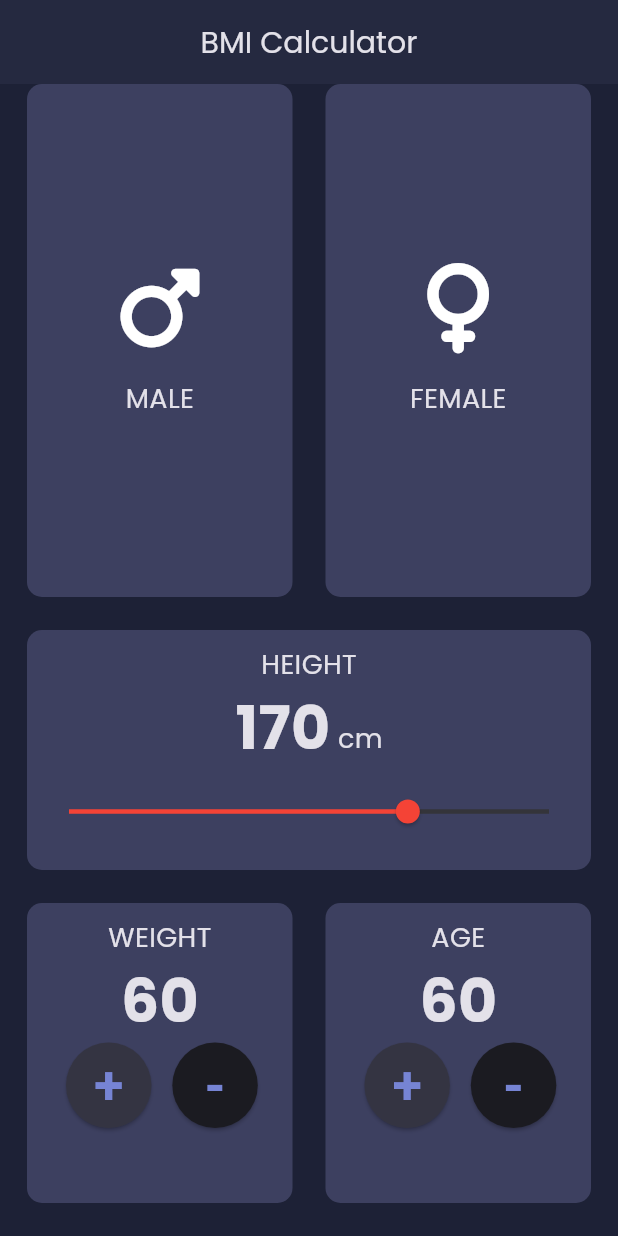
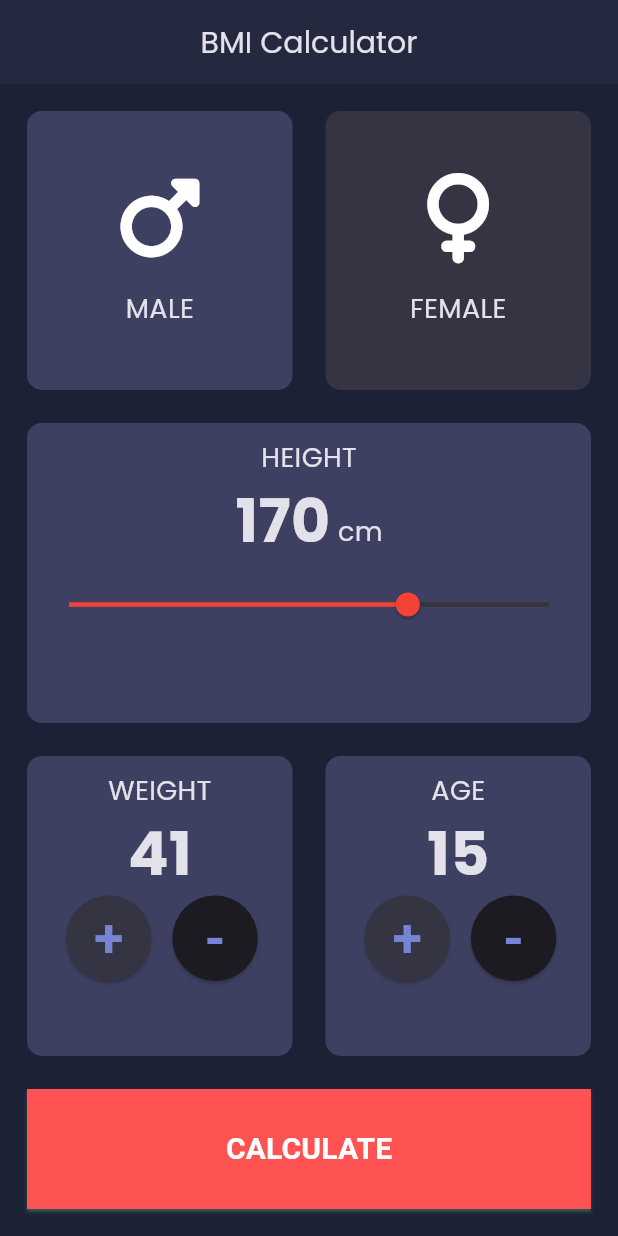
Before and after one commit to Posmonalieva/flutter_bmi_app, a Flutter app: the screen it shows after launch, on a phone screen of 412 x 824 dp. Run offline on Flutter 3.47's test engine with Material 2 defaults, Android fonts, the phone set to English and light mode, and no system bars; our stand-ins replace font_awesome_flutter, google_fonts.

Commit message:
bmi calculator is ready!

```diff
--- a/lib/main.dart
+++ b/lib/main.dart
@@ -1,6 +1,8 @@
 import 'dart:developer';
 
 import 'package:flutter/material.dart';
+import 'package:flutter_bmi_app/bmi_calc.dart';
+import 'package:flutter_bmi_app/result_page.dart';
 import 'package:font_awesome_flutter/font_awesome_flutter.dart';
 import 'package:google_fonts/google_fonts.dart';
 
@@ -57,7 +59,20 @@ class _MyHomePageState extends State<MyHomePage> {
   Color inActiveColor = const Color(0xFF343442);
   Color activeColor = const Color(0xFF3D4060);
 
-  double _currentSliderValue = 170;
+  // double _currentSliderValue = 170;
+
+  // tandaldy = 0 erkek, tandaldy = 1 ayal
+  // 0 = male, 1 = female
+  int tandaldy = 1;
+
+  Gender gender = Gender.male;
+
+  //Jinis jinis = Jinis.erkek;  // kg variant
+
+  double height = 170;
+  int weight = 41;
+  int age = 15;
+
   @override
   Widget build(BuildContext context) {
     return Scaffold(
@@ -71,7 +86,7 @@ class _MyHomePageState extends State<MyHomePage> {
       ),
       body: Center(
         child: Padding(
-          padding: const EdgeInsets.symmetric(horizontal: 18.0),
+          padding: const EdgeInsets.symmetric(horizontal: 18.0, vertical: 18),
           child: Column(
             children: <Widget>[
               Expanded(
@@ -81,13 +96,31 @@ class _MyHomePageState extends State<MyHomePage> {
                       context: context,
                       icon: FontAwesomeIcons.mars,
                       text: 'Male'.toUpperCase(),
-                        color: activeColor),
+                      color:
+                          gender == Gender.male ? activeColor : inActiveColor,
+                      //jinis == Jinis.erkek bolso ushunu: je munu
+                      onTap: () {
+                        log('erkek tandaldy');
+                        setState(() {
+                          gender = Gender.male;
+                          //jinis = Jinis.erkek;
+                        });
+                      },
+                    ),
                     const SizedBox(width: 22),
                     _buildGender(
                       context: context,
                       icon: FontAwesomeIcons.venus,
                       text: 'Female'.toUpperCase(),
-                        color: activeColor),
+                      color:
+                          gender == Gender.female ? activeColor : inActiveColor,
+                      onTap: () {
+                        log('ayal tandaldy');
+                        setState(() {
+                          gender = Gender.female;
+                        });
+                      },
+                    ),
                   ],
                 ),
               ),
@@ -95,7 +128,7 @@ class _MyHomePageState extends State<MyHomePage> {
                 height: 22,
               ),
               Container(
-                height: 160,
+                height: 200,
                 decoration: BoxDecoration(
                   color: activeColor,
                   borderRadius: BorderRadius.circular(10),
@@ -110,7 +143,7 @@ class _MyHomePageState extends State<MyHomePage> {
                       textBaseline: TextBaseline.ideographic,
                       children: [
                         Text(
-                          _currentSliderValue.round().toString().toUpperCase(),
+                          height.round().toString().toUpperCase(),
                           style: const TextStyle(
                               fontSize: 40, fontWeight: FontWeight.bold),
                         ),
@@ -131,12 +164,12 @@ class _MyHomePageState extends State<MyHomePage> {
                             const RoundSliderOverlayShape(overlayRadius: 28.0),
                       ),
                       child: Slider(
-                        value: _currentSliderValue,
+                        value: height,
                         max: 220,
                         min: 50,
                         onChanged: (double value) {
                           log('value: $value');
-                          _currentSliderValue = value;
+                          height = value;
                           setState(() {});
                         },
                       ),
@@ -157,10 +190,10 @@ class _MyHomePageState extends State<MyHomePage> {
                       padding: const EdgeInsets.symmetric(vertical: 10),
                       child: Column(
                         children: [
-                          Text('weight'.toUpperCase()),
-                          const Text(
-                            '60',
-                            style: TextStyle(
+                          Text('Weight'.toUpperCase()),
+                          Text(
+                            weight.toString(),
+                            style: const TextStyle(
                               fontSize: 40,
                               fontWeight: FontWeight.bold,
                             ),
@@ -169,7 +202,11 @@ class _MyHomePageState extends State<MyHomePage> {
                             mainAxisAlignment: MainAxisAlignment.center,
                             children: [
                               ElevatedButton(
-                                onPressed: () {},
+                                onPressed: () {
+                                  setState(() {
+                                    weight++;
+                                  });
+                                },
                                 // ignore: sort_child_properties_last
                                 child: const Padding(
                                   padding: EdgeInsets.all(3),
@@ -187,7 +224,11 @@ class _MyHomePageState extends State<MyHomePage> {
                                 ),
                               ),
                               ElevatedButton(
-                                onPressed: () {},
+                                onPressed: () {
+                                  setState(() {
+                                    weight--;
+                                  });
+                                },
                                 // ignore: sort_child_properties_last
                                 child: const Padding(
                                   padding: EdgeInsets.all(3),
@@ -220,10 +261,10 @@ class _MyHomePageState extends State<MyHomePage> {
                       padding: const EdgeInsets.symmetric(vertical: 10),
                       child: Column(
                         children: [
-                          Text('age'.toUpperCase()),
-                          const Text(
-                            '60',
-                            style: TextStyle(
+                          Text('Age'.toUpperCase()),
+                          Text(
+                            age.toString(),
+                            style: const TextStyle(
                               fontSize: 40,
                               fontWeight: FontWeight.bold,
                             ),
@@ -232,7 +273,11 @@ class _MyHomePageState extends State<MyHomePage> {
                             mainAxisAlignment: MainAxisAlignment.center,
                             children: [
                               ElevatedButton(
-                                onPressed: () {},
+                                onPressed: () {
+                                  setState(() {
+                                    age++;
+                                  });
+                                },
                                 // ignore: sort_child_properties_last
                                 child: const Padding(
                                   padding: EdgeInsets.all(3),
@@ -250,7 +295,11 @@ class _MyHomePageState extends State<MyHomePage> {
                                 ),
                               ),
                               ElevatedButton(
-                                onPressed: () {},
+                                onPressed: () {
+                                  setState(() {
+                                    age--;
+                                  });
+                                },
                                 // ignore: sort_child_properties_last
                                 child: const Padding(
                                   padding: EdgeInsets.all(3),
@@ -275,6 +324,46 @@ class _MyHomePageState extends State<MyHomePage> {
                 ],
               ),
               const SizedBox(height: 22),
+              ElevatedButton(
+                style: ElevatedButton.styleFrom(
+                  backgroundColor: Colors.redAccent,
+                  foregroundColor: Colors.white,
+                  shadowColor: Colors.greenAccent,
+                  shape: const RoundedRectangleBorder(
+                    borderRadius: BorderRadius.all(Radius.zero),
+                  ),
+                  minimumSize: Size(
+                    MediaQuery.of(context).size.width,
+                    80,
+                  ),
+                ),
+                onPressed: () {
+                  Navigator.push(
+                    context,
+                    MaterialPageRoute(builder: (context) {
+                      return ResultPage(
+                        data: BmiCalculator().calculate(weight, height),
+                        description:
+                            BmiCalculator().getInterpretation(weight, height),
+                        result: BmiCalculator().getResultText(weight, height),
+                      );
+                    }),
+                  );
+                },
+
+                // 2- variant navigation!!!
+                // Navigator.of(context).push(MaterialPageRoute(
+                //   builder: (context) => const ResultPage(),
+                // ));
+
+                child: Text(
+                  'Calculate'.toUpperCase(),
+                  style: const TextStyle(
+                    fontSize: 20,
+                    fontWeight: FontWeight.bold,
+                  ),
+                ),
+              ),
             ],
           ),
         ),
@@ -287,9 +376,11 @@ class _MyHomePageState extends State<MyHomePage> {
     required IconData icon,
     required String text,
     required Color color,
+    required Function() onTap,
   }) {
     return Expanded(
       child: GestureDetector(
+        onTap: onTap,
         child: Container(
           decoration: BoxDecoration(
             color: color,
@@ -309,10 +400,12 @@ class _MyHomePageState extends State<MyHomePage> {
             ],
           ),
         ),
-        onTap: () {
-          // print('Pressed');
-        },
       ),
     );
   }
 }
+
+enum Gender { male, female }
+
+// kg varianty
+//enum Jinis { erkek, ayal }
```
Also changed, not shown: lib/bmi_calc.dart (added, +57 -0 lines), lib/result_page.dart (added, +68 -0 lines). Lines whose indentation alone changed are shown as unchanged.
